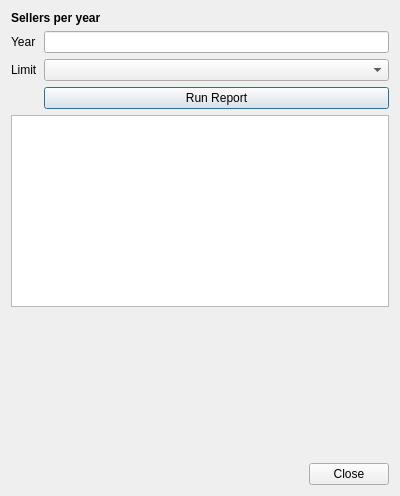
The window that reports/reportsellerperyeardialog.ui (RichardGladman/CarDealer) describes before a commit, drawn with Qt 5.
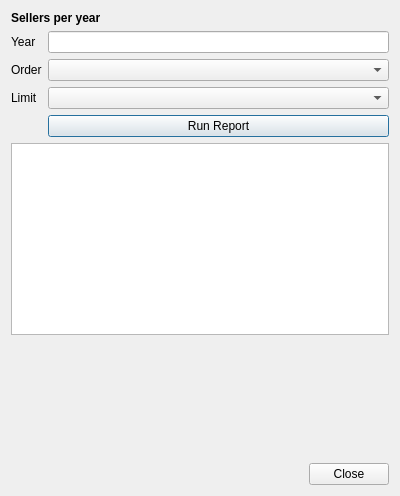
The same window after the commit.

Commit message: Seller by year now orders by best / worst

```diff
--- a/reports/reportsellerperyeardialog.ui
+++ b/reports/reportsellerperyeardialog.ui
@@ -28,26 +28,13 @@
    </item>
    <item>
     <layout class="QGridLayout" name="gridLayout">
-     <item row="1" column="1">
-      <widget class="QComboBox" name="comboBoxTop"/>
-     </item>
-     <item row="2" column="1">
-      <widget class="QPushButton" name="pushButtonRun">
-       <property name="text">
-        <string>Run Report</string>
-       </property>
-      </widget>
-     </item>
-     <item row="1" column="0">
+     <item row="2" column="0">
       <widget class="QLabel" name="label_4">
        <property name="text">
         <string>Limit</string>
        </property>
       </widget>
      </item>
-     <item row="0" column="1">
-      <widget class="QLineEdit" name="lineEditYear"/>
-     </item>
      <item row="0" column="0">
       <widget class="QLabel" name="label_3">
        <property name="text">
@@ -55,6 +42,29 @@
        </property>
       </widget>
      </item>
+     <item row="3" column="1">
+      <widget class="QPushButton" name="pushButtonRun">
+       <property name="text">
+        <string>Run Report</string>
+       </property>
+      </widget>
+     </item>
+     <item row="2" column="1">
+      <widget class="QComboBox" name="comboBoxTop"/>
+     </item>
+     <item row="0" column="1">
+      <widget class="QLineEdit" name="lineEditYear"/>
+     </item>
+     <item row="1" column="0">
+      <widget class="QLabel" name="label_2">
+       <property name="text">
+        <string>Order</string>
+       </property>
+      </widget>
+     </item>
+     <item row="1" column="1">
+      <widget class="QComboBox" name="comboBoxOrder"/>
+     </item>
     </layout>
    </item>
    <item>
```
Left out of the diff: 8 changed lines with no effect on the pictures. The commit also changes 3 other files.
